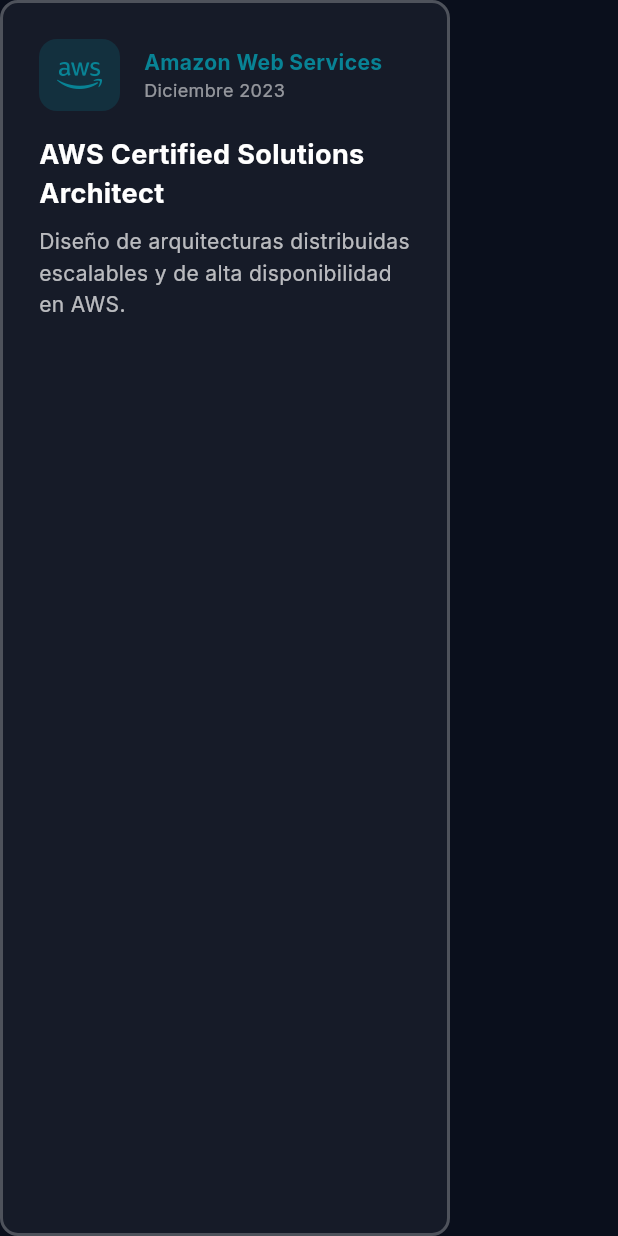
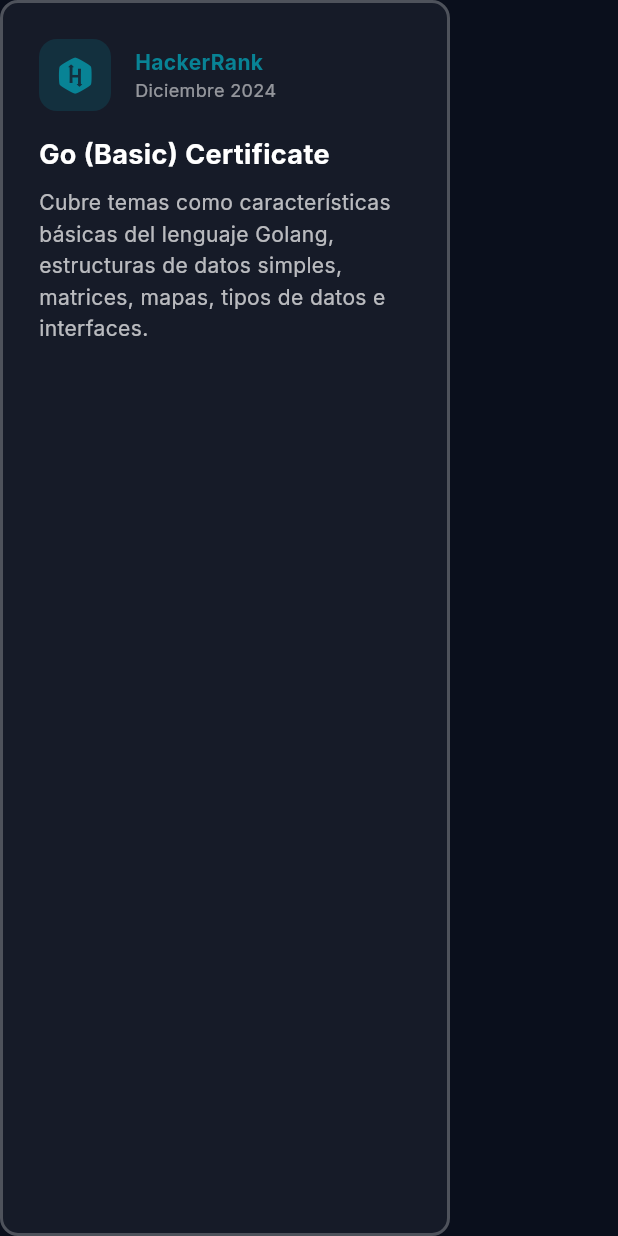
Before and after one commit to RodrigoGonzalez78/porfolio, a Flutter app: the CertificationCard widget shown alone on an empty page, opened directly, on a phone screen of 412 x 824 dp. Run offline on Flutter 3.47's test engine with Material 3 defaults, Android fonts, the phone set to English and light mode, and no system bars; our stand-ins replace font_awesome_flutter, google_fonts; statements that could not run were skipped.

Commit message:
certifications update

```diff
--- a/lib/screen/components/certifications.dart
+++ b/lib/screen/components/certifications.dart
@@ -1,6 +1,7 @@
 import 'package:flutter/material.dart';
 import 'package:google_fonts/google_fonts.dart';
 import 'package:font_awesome_flutter/font_awesome_flutter.dart';
+import 'package:porfolio/utils/utils.dart';
 
 class Certifications extends StatelessWidget {
   const Certifications({super.key});
@@ -29,36 +30,31 @@ class Certifications extends StatelessWidget {
             runSpacing: 24,
             children: [
               CertificationCard(
-                title: 'AWS Certified Solutions Architect',
-                institution: 'Amazon Web Services',
-                date: 'Diciembre 2023',
+                title: 'Go (Basic) Certificate',
+                institution: 'HackerRank',
+                date: 'Diciembre 2024',
                 description:
-                    'Diseño de arquitecturas distribuidas escalables y de alta disponibilidad en AWS.',
-                icon: FontAwesomeIcons.aws,
+                    'Cubre temas como características básicas del lenguaje Golang, estructuras de datos simples, matrices, mapas, tipos de datos e interfaces.',
+                icon: FontAwesomeIcons.hackerrank,
+                link: 'https://www.hackerrank.com/certificates/4ab62ad29073',
               ),
               CertificationCard(
-                title: 'Google Cloud Professional Developer',
-                institution: 'Google Cloud',
-                date: 'Octubre 2023',
+                title: 'SQL (Basic) Certificate',
+                institution: 'HackerRank',
+                date: 'Diciembre 2024',
                 description:
-                    'Desarrollo y despliegue de aplicaciones nativas en la nube utilizando Google Cloud Platform.',
-                icon: FontAwesomeIcons.google,
+                    'Incluye consultas simples, relaciones y agregadores.',
+                icon: FontAwesomeIcons.hackerrank,
+                link: 'https://www.hackerrank.com/certificates/b93140f296c6',
               ),
               CertificationCard(
-                title: 'Microsoft Certified: Azure Developer Associate',
-                institution: 'Microsoft',
-                date: 'Agosto 2023',
+                title: 'Python (Basic) Certificate',
+                institution: 'HackerRank',
+                date: 'Diciembre 2024',
                 description:
-                    'Diseño, construcción y mantenimiento de soluciones en la nube de Microsoft Azure.',
-                icon: FontAwesomeIcons.microsoft,
-              ),
-              CertificationCard(
-                title: 'Certified Kubernetes Administrator (CKA)',
-                institution: 'Cloud Native Computing Foundation',
-                date: 'Mayo 2023',
-                description:
-                    'Administración y operación de clusters de Kubernetes en producción.',
-                icon: FontAwesomeIcons.docker,
+                    'Cubre temas como tipos escalares, operadores y flujo de control, cadenas, colecciones e iteración, modularidad, objetos y tipos y clases.',
+                icon: FontAwesomeIcons.hackerrank,
+                link: 'https://www.hackerrank.com/certificates/76b51c0f9dd9',
               ),
             ],
           ),
@@ -74,15 +70,16 @@ class CertificationCard extends StatefulWidget {
   final String date;
   final String description;
   final IconData icon;
+  final String link;
 
-  const CertificationCard({
-    super.key,
+  const CertificationCard(
+      {super.key,
       required this.title,
       required this.institution,
       required this.date,
       required this.description,
       required this.icon,
-  });
+      required this.link});
 
   @override
   State<CertificationCard> createState() => _CertificationCardState();
@@ -94,8 +91,13 @@ class _CertificationCardState extends State<CertificationCard> {
   @override
   Widget build(BuildContext context) {
     return MouseRegion(
+      cursor: SystemMouseCursors.click,
       onEnter: (_) => setState(() => isHovered = true),
       onExit: (_) => setState(() => isHovered = false),
+      child: GestureDetector(
+        onTap: () {
+          launchLink(widget.link);
+        },
         child: AnimatedContainer(
           duration: const Duration(milliseconds: 200),
           width: 300,
@@ -106,7 +108,8 @@ class _CertificationCardState extends State<CertificationCard> {
                 : Colors.white.withOpacity(0.05),
             borderRadius: BorderRadius.circular(12),
             border: Border.all(
-            color: isHovered ? Theme.of(context).primaryColor : Colors.white24,
+              color:
+                  isHovered ? Theme.of(context).primaryColor : Colors.white24,
               width: 2,
             ),
           ),
@@ -173,6 +176,7 @@ class _CertificationCardState extends State<CertificationCard> {
             ],
           ),
         ),
+      ),
     );
   }
 }
```
Lines whose indentation alone changed are shown as unchanged.
